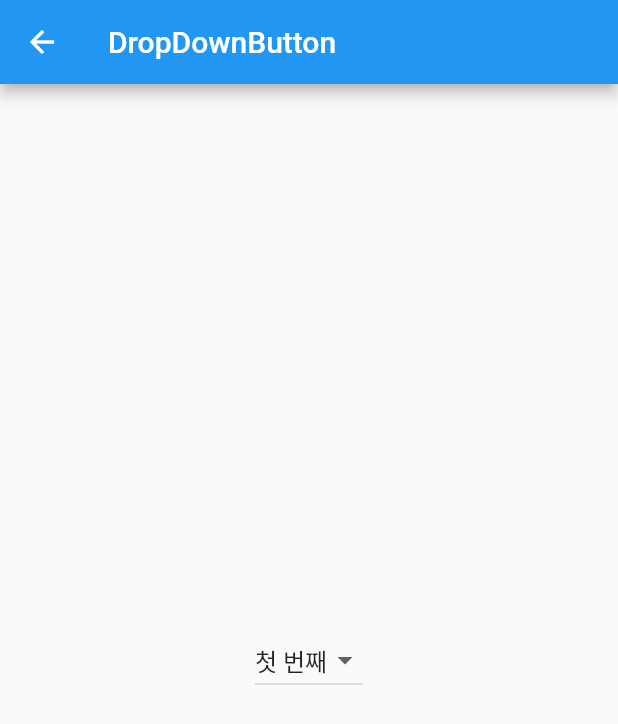
After one commit to karais89/flutter_survival_coding, a Flutter app: the InputMenu screen opened directly, after a tap on "DropDownButton", on a phone screen of 412 x 824 dp. The commit adds this screen. Shown: the top 724 px of the screen. Run offline on Flutter 3.47's test engine with Material 2 defaults, Android fonts, the phone set to English and light mode, and no system bars.

Commit message:
DropDownButton

```diff
--- /dev/null
+++ b/chapter05/lib/input/drop_down_button_page.dart
@@ -0,0 +1,37 @@
+import 'package:flutter/material.dart';
+
+class DropDownButtonPage extends StatefulWidget {
+  @override
+  _DropDownButtonPageState createState() => _DropDownButtonPageState();
+}
+
+class _DropDownButtonPageState extends State<DropDownButtonPage> {
+  final _valueList = ['첫 번째', '두 번째', '세 번째'];
+  var _selectedValue = '첫 번째';
+
+  @override
+  Widget build(BuildContext context) {
+    return Scaffold(
+      appBar: AppBar(
+        title: Text('DropDownButton'),
+      ),
+      body: Center(
+        child: DropdownButton(
+            value: _selectedValue,
+            items: _valueList
+                .map(
+                  (e) => DropdownMenuItem(
+                    value: e,
+                    child: Text(e),
+                  ),
+                )
+                .toList(),
+            onChanged: (value) {
+              setState(() {
+                _selectedValue = value;
+              });
+            }),
+      ),
+    );
+  }
+}
--- a/chapter05/lib/input/input_menu.dart
+++ b/chapter05/lib/input/input_menu.dart
@@ -1,5 +1,6 @@
 import 'package:chapter05/component/my_list_tile.dart';
 import 'package:chapter05/input/checkbox_page.dart';
+import 'package:chapter05/input/drop_down_button_page.dart';
 import 'package:chapter05/input/radio_page.dart';
 import 'package:chapter05/input/text_field_page.dart';
 import 'package:flutter/material.dart';
@@ -25,6 +26,10 @@ class InputMenu extends StatelessWidget {
             title: 'Radio',
             page: RadioPage(),
           ),
+          MyListTile(
+            title: 'DropDownButton',
+            page: DropDownButtonPage(),
+          ),
         ],
       ),
     );
```
